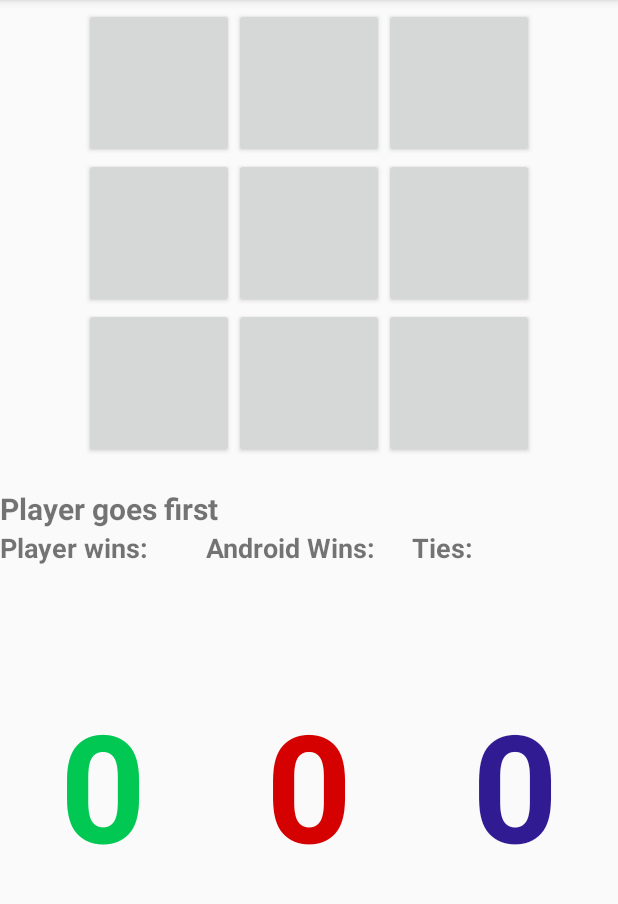
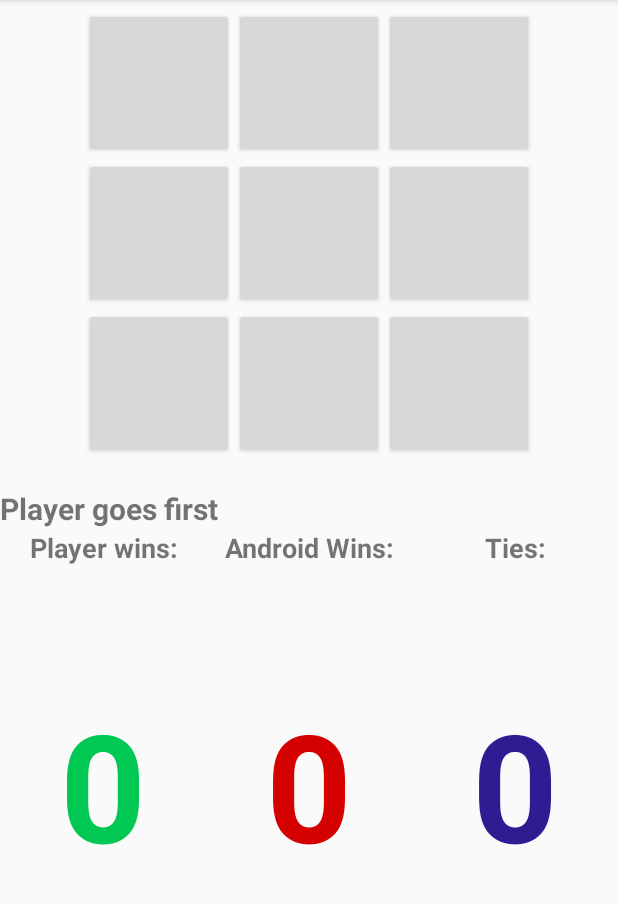
Before and after one commit to larranaga/mobile-apps-development-UNAL, an Android app: the screen it shows after launch (AndroidTicTacToeActivity), on a phone screen of 412 x 824 dp, the part 84-988 px from its top. Run offline under Robolectric (Android 15) with nearby library versions, the phone set to English and light mode, and no system bars.

Commit message:
updated reto3, added alternating players

```diff
--- a/Reto3/app/src/main/java/co/edu/unal/nlarranagac/reto3/AndroidTicTacToeActivity.java
+++ b/Reto3/app/src/main/java/co/edu/unal/nlarranagac/reto3/AndroidTicTacToeActivity.java
@@ -26,6 +26,8 @@ public class AndroidTicTacToeActivity extends AppCompatActivity {
     private int mComputerWinsCounter;
     private int mTiesCounter;
 
+    private boolean playerGoesFirst;
+
     private void startNewGame(){
         mGame.clearBoard();
 
@@ -33,8 +35,18 @@ public class AndroidTicTacToeActivity extends AppCompatActivity {
             mBoardButtons[i].setText("");
             mBoardButtons[i].setEnabled(true);
             mBoardButtons[i].setOnClickListener(new ButtonClickListener(i));
+        }
+
+        if(playerGoesFirst){
+            playerGoesFirst = false;
             mInfoTextView.setText(R.string.player_goes_first);
-
+        }
+        else{
+            playerGoesFirst = true;
+            mInfoTextView.setText(R.string.android_goes_first);
+            int move = mGame.getComputerMove();
+            setMove(TicTacToeGame.COMPUTER_PLAYER, move);
+            mInfoTextView.setText(R.string.player_turn);
         }
         mGameOver = false;
     }
@@ -60,6 +72,7 @@ public class AndroidTicTacToeActivity extends AppCompatActivity {
         mComputerWinsCounterTextView = (TextView) findViewById(R.id.tv_computer_counter);
         mTiesCounterTextView = (TextView) findViewById(R.id.tv_tie_counter);
         mGame = new TicTacToeGame();
+        playerGoesFirst= true;
         startNewGame();
     }
 
--- a/Reto3/app/src/main/res/layout/activity_android_tic_tac_toe.xml
+++ b/Reto3/app/src/main/res/layout/activity_android_tic_tac_toe.xml
@@ -100,6 +100,7 @@
             android:layout_height="match_parent"
             android:layout_weight="1"
             android:text="@string/player_wins"
+            android:gravity="center_horizontal"
             android:textSize="18sp"
             android:textStyle="bold" />
         <TextView
@@ -108,6 +109,7 @@
             android:layout_height="match_parent"
             android:layout_weight="1"
             android:text="@string/android_wins"
+            android:gravity="center_horizontal"
             android:textSize="18sp"
             android:textStyle="bold" />
 
@@ -117,6 +119,7 @@
             android:layout_height="match_parent"
             android:layout_weight="1"
             android:text="@string/ties"
+            android:gravity="center_horizontal"
             android:textSize="18sp"
             android:textStyle="bold" />
     </LinearLayout>
@@ -130,6 +133,7 @@
             android:id="@+id/tv_player_counter"
             android:layout_width="0dp"
             android:layout_height="match_parent"
+            android:gravity="center_horizontal"
             android:layout_weight="1"
             android:text="@string/zero_intial_counter"
             android:textAlignment="center"
@@ -143,6 +147,7 @@
             android:layout_height="match_parent"
             android:layout_weight="1"
             android:text="@string/zero_intial_counter"
+            android:gravity="center_horizontal"
             android:textAlignment="center"
             android:textSize="100sp"
             android:textColor="#d50000"
@@ -154,6 +159,7 @@
             android:layout_height="match_parent"
             android:layout_weight="1"
             android:text="@string/zero_intial_counter"
+            android:gravity="center_horizontal"
             android:textAlignment="center"
             android:textSize="100sp"
             android:textColor="#311b92"
--- a/Reto3/app/src/main/res/values/strings.xml
+++ b/Reto3/app/src/main/res/values/strings.xml
@@ -21,4 +21,5 @@
     <string name="player_wins">Player wins:</string>
     <string name="ties">Ties:</string>
     <string name="zero_intial_counter">0</string>
+    <string name="android_goes_first">Android Goes First</string>
 </resources>
```
